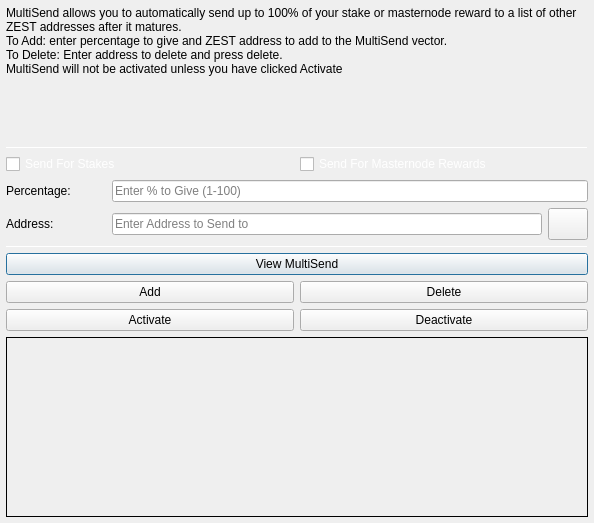
Before: the Qt Designer form src/qt/forms/multisenddialog.ui in zestfoundation/ZestCoin, drawn with Qt 5.
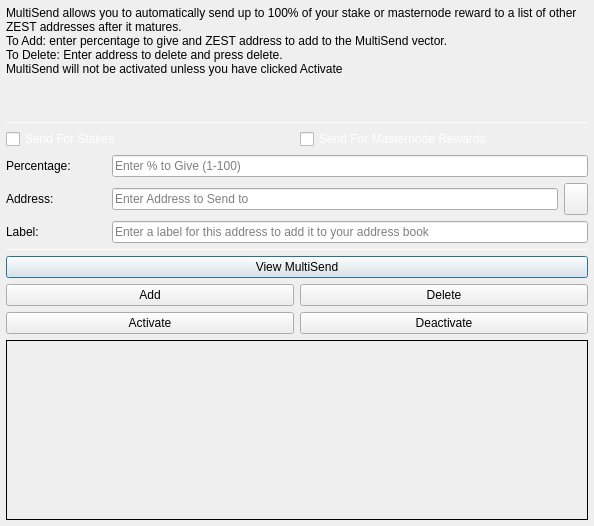
After: the same form once the commit is applied. Icons and pictures are not drawn.

Commit message: [GUI] Added Labels to MultiSend

The edit to the form file:
```diff
--- a/src/qt/forms/multisenddialog.ui
+++ b/src/qt/forms/multisenddialog.ui
@@ -10,7 +10,7 @@
     <x>0</x>
     <y>0</y>
     <width>594</width>
-    <height>523</height>
+    <height>526</height>
    </rect>
   </property>
   <property name="windowTitle">
@@ -30,7 +30,7 @@
     <number>6</number>
    </property>
    <item>
-    <layout class="QVBoxLayout" name="verticalLayout_Main" stretch="1,1,1,1,1,1">
+    <layout class="QVBoxLayout" name="verticalLayout_Main" stretch="1,1,1,0,1,1,1">
      <item>
       <widget class="QLabel" name="label_2">
        <property name="lineWidth">
@@ -154,7 +154,7 @@
           </widget>
          </item>
          <item>
-          <widget class="QPushButton" name="addressBookButton">
+          <widget class="QToolButton" name="addressBookButton">
            <property name="maximumSize">
             <size>
              <width>16777215</width>
@@ -174,15 +174,36 @@
            <property name="shortcut">
             <string>Alt+A</string>
            </property>
-           <property name="autoDefault">
-            <bool>false</bool>
-           </property>
           </widget>
          </item>
         </layout>
        </item>
       </layout>
      </item>
+     <item>
+      <layout class="QHBoxLayout" name="horizontalLayout_3">
+       <item>
+        <widget class="QLabel" name="label_3">
+         <property name="minimumSize">
+          <size>
+           <width>100</width>
+           <height>0</height>
+          </size>
+         </property>
+         <property name="text">
+          <string>Label:</string>
+         </property>
+        </widget>
+       </item>
+       <item>
+        <widget class="QLineEdit" name="labelAddressLabelEdit">
+         <property name="placeholderText">
+          <string>Enter a label for this address to add it to your address book</string>
+         </property>
+        </widget>
+       </item>
+      </layout>
+     </item>
      <item>
       <widget class="Line" name="line_2">
        <property name="minimumSize">
```
The commit also changes 5 other files.
